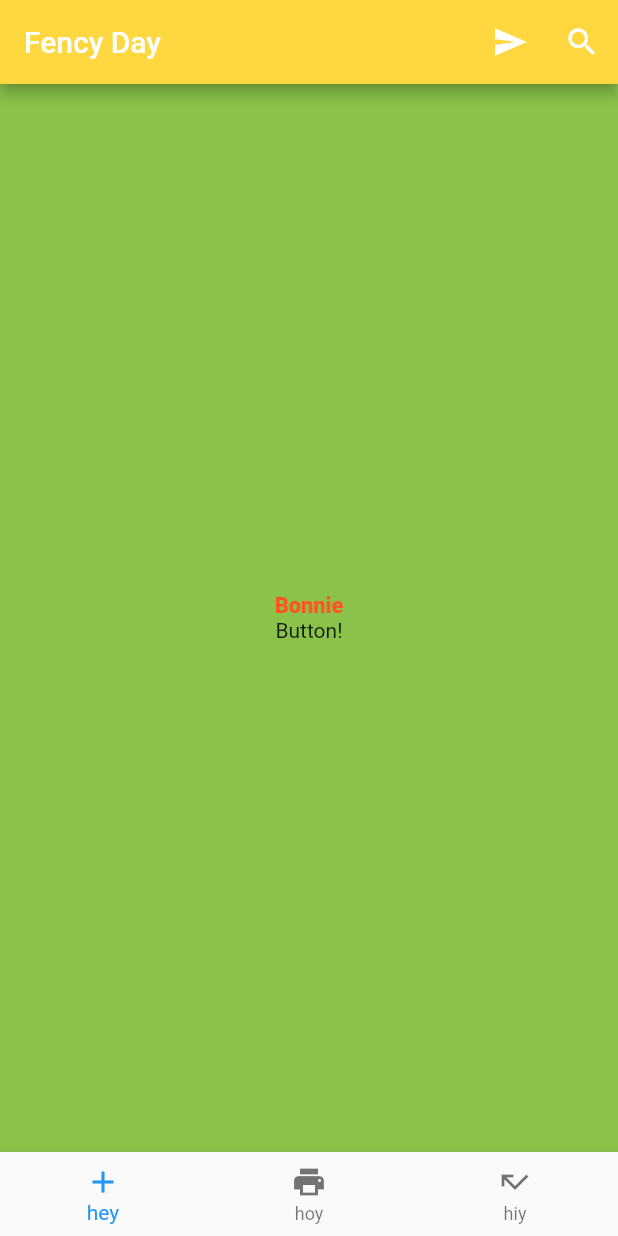
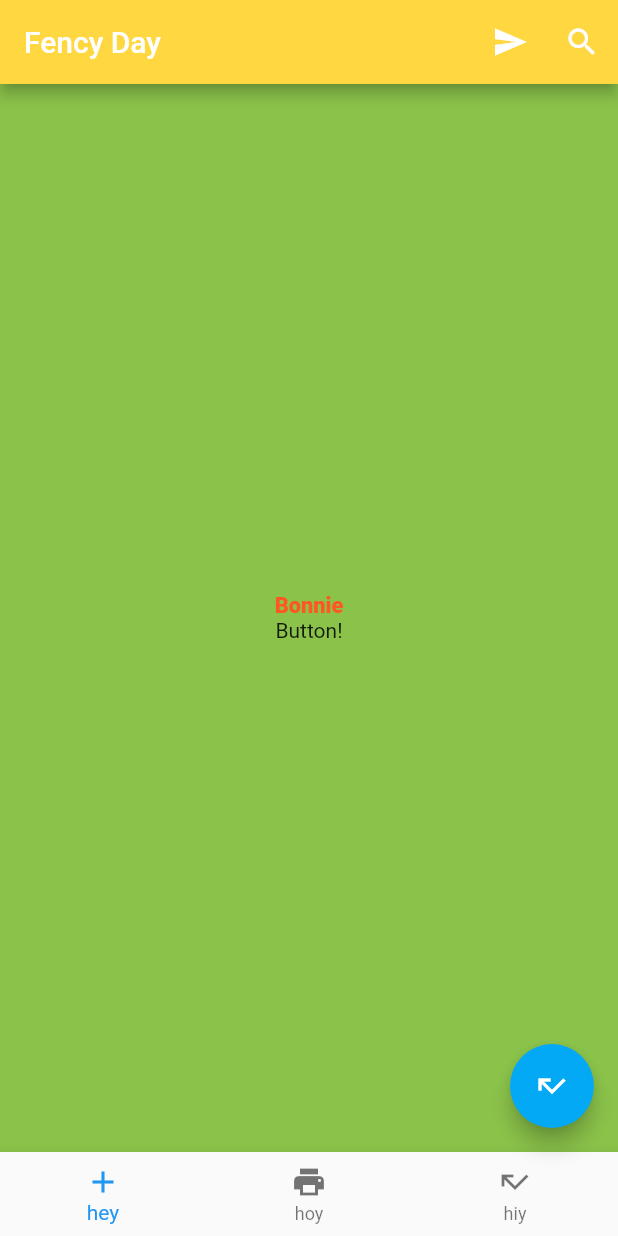
Before and after one commit to GayalBalasooriya/intro_scaffold, a Flutter app: the screen it shows after launch, on a phone screen of 412 x 824 dp. Run offline on Flutter 3.47's test engine with Material 2 defaults, Android fonts, the phone set to English and light mode, and no system bars.

Commit message:
third commit

```diff
--- a/lib/ui/home.dart
+++ b/lib/ui/home.dart
@@ -45,6 +45,13 @@ class Home extends StatelessWidget {
         ),
       ),
 
+      floatingActionButton: new FloatingActionButton(
+        onPressed: () => debugPrint("Pressed"),
+        backgroundColor: Colors.lightBlue,
+        tooltip: 'Going up',
+        child: new Icon(Icons.call_missed),
+      ),
+
       bottomNavigationBar: new BottomNavigationBar(
         items: [
           new BottomNavigationBarItem(
```
